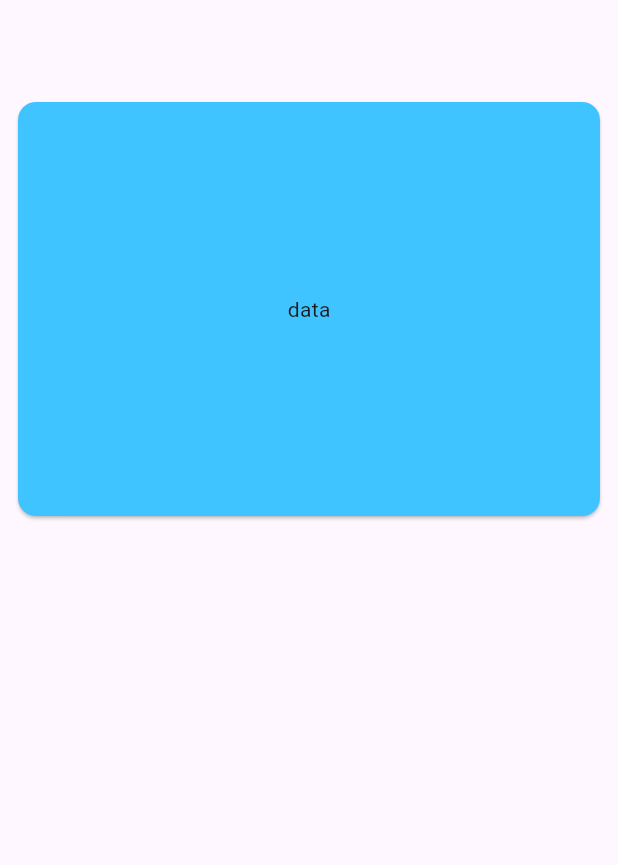
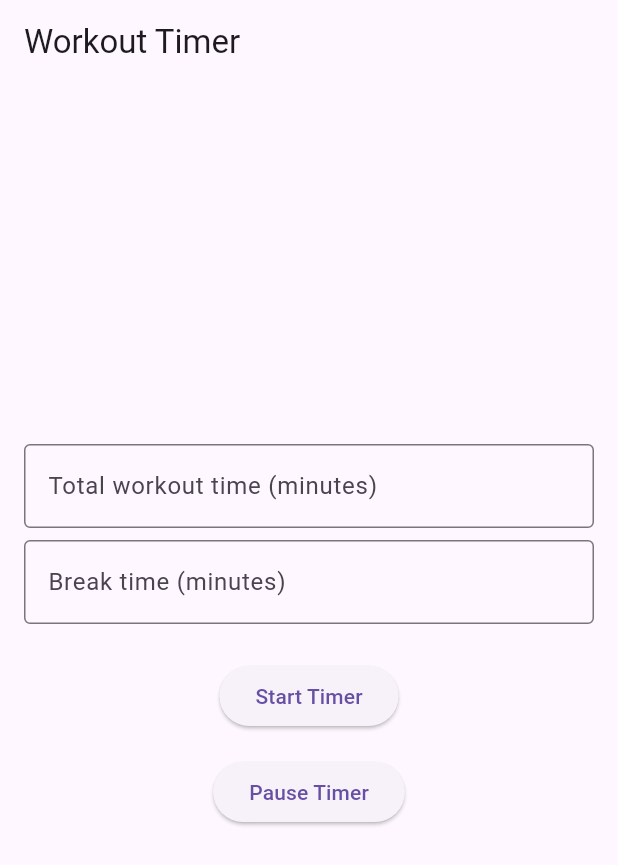
Before and after one commit to matheusjean28/three_min_workout, a Flutter app: the screen it shows after launch, on a phone screen of 412 x 824 dp. Shown: the top 865 px of the screen. Run offline on Flutter 3.47's test engine with Material 3 defaults, Android fonts, the light colour scheme and no system bars.

Commit message:
CoutDown alert, must provide a valid time

```diff
--- a/lib/main.dart
+++ b/lib/main.dart
@@ -1,65 +1,184 @@
-import 'package:flutter/cupertino.dart';
 import 'package:flutter/material.dart';
-import 'package:flutter/rendering.dart';
-import 'package:flutter/widgets.dart';
+import 'dart:async';
 
-void main() => runApp(const ScaffoldExampleApp());
+void main() {
+  runApp(WorkoutTimerApp());
+}
 
-class ScaffoldExampleApp extends StatelessWidget {
-  const ScaffoldExampleApp({super.key});
-
+class WorkoutTimerApp extends StatelessWidget {
   @override
   Widget build(BuildContext context) {
-    return const MaterialApp(
-      home: ScaffoldExample(),
+    return MaterialApp(
+      title: 'Workout Timer',
+      theme: ThemeData(
+        primarySwatch: Colors.blue,
+      ),
+      home: WorkoutTimerHomePage(),
     );
   }
 }
 
-class CountDownContainer extends StatelessWidget {
+class WorkoutTimerHomePage extends StatefulWidget {
   @override
-  Widget build(BuildContext context) {
-    return Column(
-      //define start position container
-      crossAxisAlignment: CrossAxisAlignment.start,
-      children: [
-        Container(
-          height: 300,
-          width: 500,
-          child: const Padding(
-            padding: EdgeInsets.all(8),
-            //change card color before
-
-            child: Card(
-              color: Colors.lightBlueAccent,
-              child: Center(
-                child: Text("data"),
-              ),
-            ),
-          ),
-        )
-      ],
-    );
-  }
+  _WorkoutTimerHomePageState createState() => _WorkoutTimerHomePageState();
 }
 
-class ScaffoldExample extends StatefulWidget {
-  const ScaffoldExample({super.key});
+class _WorkoutTimerHomePageState extends State<WorkoutTimerHomePage> {
+  final TextEditingController _controllerTotalTime = TextEditingController();
+  final TextEditingController _controllerBreakTime = TextEditingController();
+  int? _totalTime;
+  int? _breakTime;
+  int? _intervals;
+  int? _remainSeries;
+  Timer? _timer;
+  int? _timeLeft;
+  bool _isPaused = false;
+  bool _alertError = false;
+  String _errorMessa = "";
+
+  void _startTimer() {
+    if (_totalTime == null || _totalTime! <= 0) {
+      return setState(() {
+        _alertError = true;
+        _errorMessa = "Provice a valid Time";
+        var timer = Timer(
+            Duration(seconds: 1),
+            () => setState(() {
+                  _alertError = false;
+                  _errorMessa = "";
+                }));
+      });
+    }
+
+    setState(() {
+      _timeLeft = _totalTime! * 60; // convert to seconds
+    });
+
+    _timer?.cancel();
+    _timer = Timer.periodic(Duration(seconds: 1), (timer) {
+      setState(() {
+        if (_timeLeft! > 0 && !_isPaused) {
+          _timeLeft = _timeLeft! - 1;
+        } else if (_timeLeft == 0) {
+          timer.cancel();
+        }
+      });
+    });
+  }
+
+  void _pauseTimer() {
+    setState(() {
+      _isPaused = true;
+    });
+  }
+
+  void _resumeTimer() {
+    setState(() {
+      _isPaused = false;
+    });
+  }
+
+  int totalTimeCalc(int totalTimeWorkout, int repouseTime) {
+    return totalTimeWorkout ~/ repouseTime;
+  }
 
   @override
-  State<ScaffoldExample> createState() => _ScaffoldExampleState();
-}
-
-class _ScaffoldExampleState extends State<ScaffoldExample> {
-  int _count = 0;
+  void dispose() {
+    _timer?.cancel();
+    super.dispose();
+  }
 
   @override
   Widget build(BuildContext context) {
     return Scaffold(
-        appBar: AppBar(),
-        body: Container(
-          alignment: Alignment.center,
-          child: CountDownContainer(),
-        ));
+      appBar: AppBar(
+        title: Text('Workout Timer'),
+      ),
+      body: Padding(
+        padding: const EdgeInsets.all(16.0),
+        child: Column(
+          mainAxisAlignment: MainAxisAlignment.center,
+          children: [
+            if (_alertError)
+              Card(
+                elevation: BorderSide.strokeAlignCenter,
+                color: Colors.red,
+                child: Text(_errorMessa),
+              ),
+            if (!_isPaused)
+              Column(
+                children: [
+                  Padding(
+                    padding: const EdgeInsets.only(bottom: 8.0),
+                    child: TextField(
+                      controller: _controllerTotalTime,
+                      keyboardType: TextInputType.number,
+                      decoration: const InputDecoration(
+                        labelText: 'Total workout time (minutes)',
+                        border: OutlineInputBorder(),
+                      ),
+                    ),
+                  ),
+                  Padding(
+                    padding: const EdgeInsets.only(bottom: 8.0),
+                    child: TextField(
+                      controller: _controllerBreakTime,
+                      keyboardType: TextInputType.number,
+                      decoration: const InputDecoration(
+                        labelText: 'Break time (minutes)',
+                        border: OutlineInputBorder(),
+                      ),
+                    ),
+                  ),
+                ],
+              ),
+            SizedBox(height: 16),
+            ElevatedButton(
+              onPressed: () {
+                setState(() {
+                  _totalTime = int.tryParse(_controllerTotalTime.text);
+                  _breakTime = int.tryParse(_controllerBreakTime.text);
+                  if (_totalTime != null &&
+                      _breakTime != null &&
+                      _breakTime! > 0) {
+                    _intervals = totalTimeCalc(_totalTime!, _breakTime!);
+                    _remainSeries = _totalTime! ~/ _breakTime!;
+                  }
+                  _isPaused = false;
+                  _startTimer();
+                });
+              },
+              child: Text('Start Timer'),
+            ),
+            SizedBox(height: 16),
+            Row(
+              mainAxisAlignment: MainAxisAlignment.center,
+              children: [
+                ElevatedButton(
+                  onPressed: _isPaused ? _resumeTimer : _pauseTimer,
+                  child: Text(_isPaused ? 'Resume Timer' : 'Pause Timer'),
+                ),
+              ],
+            ),
+            SizedBox(height: 32),
+            if (_timeLeft != null)
+              Text(
+                'Time Left: ${(_timeLeft! ~/ 60).toString().padLeft(2, '0')}:${(_timeLeft! % 60).toString().padLeft(2, '0')}',
+                style: TextStyle(fontSize: 48),
+              ),
+            if (_intervals != null)
+              Text(
+                'Intervals: $_intervals',
+                style: TextStyle(fontSize: 24),
+              ),
+            if (_remainSeries != null)
+              Text(
+                'Remaining Series: $_remainSeries',
+                style: TextStyle(fontSize: 24),
+              ),
+          ],
+        ),
+      ),
+    );
   }
 }
```
